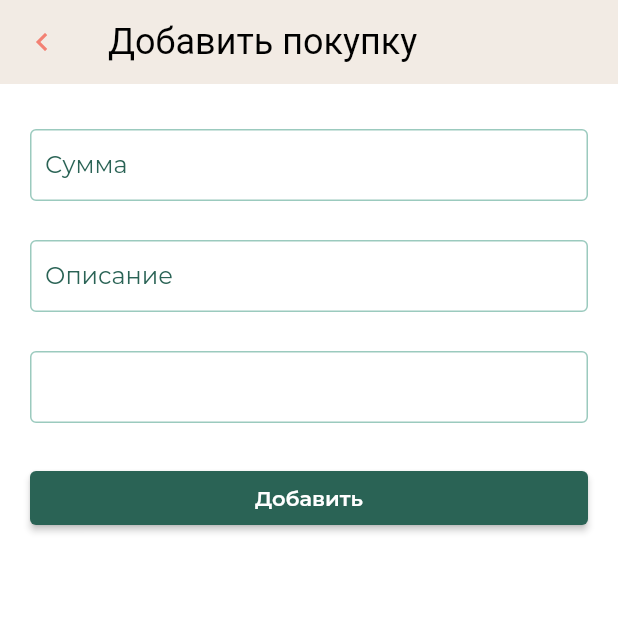
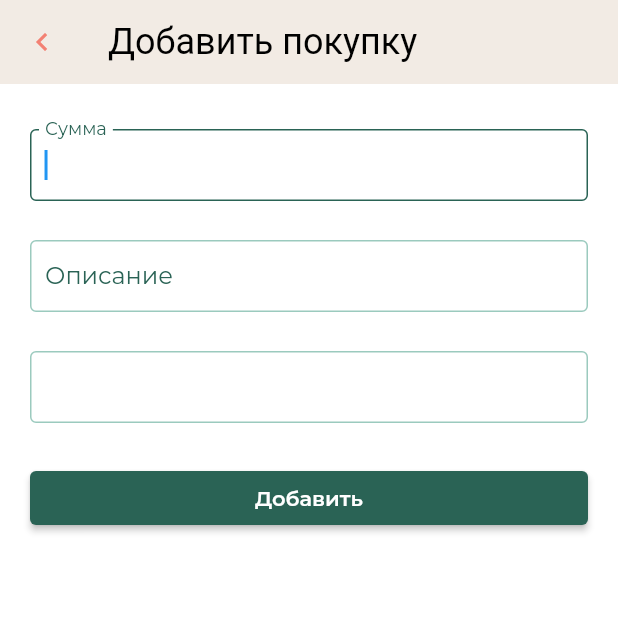
Before and after one commit to Kukustar/bookkeping_mobile, a Flutter app: the PurchaseFormScreen screen opened directly, on a phone screen of 412 x 824 dp, the top half of it. Run offline on Flutter 3.47's test engine with Material 2 defaults, Android fonts, the phone set to English and light mode, and no system bars; our stand-ins replace bloc, flutter_bloc, shared_preferences; accounts and stored records are empty.

```diff
--- a/lib/screens/home/home_screen.dart
+++ b/lib/screens/home/home_screen.dart
@@ -119,6 +119,7 @@ class _HomeScreenState extends State<HomeScreen> with SingleTickerProviderStateM
       appBar: AppBar(
         title: Text(''),),
       body: RefreshIndicator(
+        color: paleGreenColor,
         onRefresh: () async {
           BlocProvider.of<PurchaseBloc>(context).add(LoadPurchases());
           BlocProvider.of<BalanceBloc>(context).add(BalanceLoad());
--- a/lib/screens/purchase_form.dart
+++ b/lib/screens/purchase_form.dart
@@ -87,11 +87,12 @@ class _PurchaseFormScreenState extends State<PurchaseFormScreen> {
                       SizedBox(height: 30,),
                       TextField(
                         controller: amountEditing,
+                        autofocus: state.purchaseId == 0,
                         decoration: InputDecoration(
                           labelText: 'Сумма',
                           errorText: state.formStateAmountError == '' ? null : state.formStateAmountError
                         ),
-                        keyboardType: TextInputType.number,
+                        keyboardType: TextInputType.numberWithOptions(decimal: true),
                         onChanged: (value) {
                           BlocProvider.of<PurchaseBloc>(context).add(PurchaseAmountChanged(value));
                         },
```
